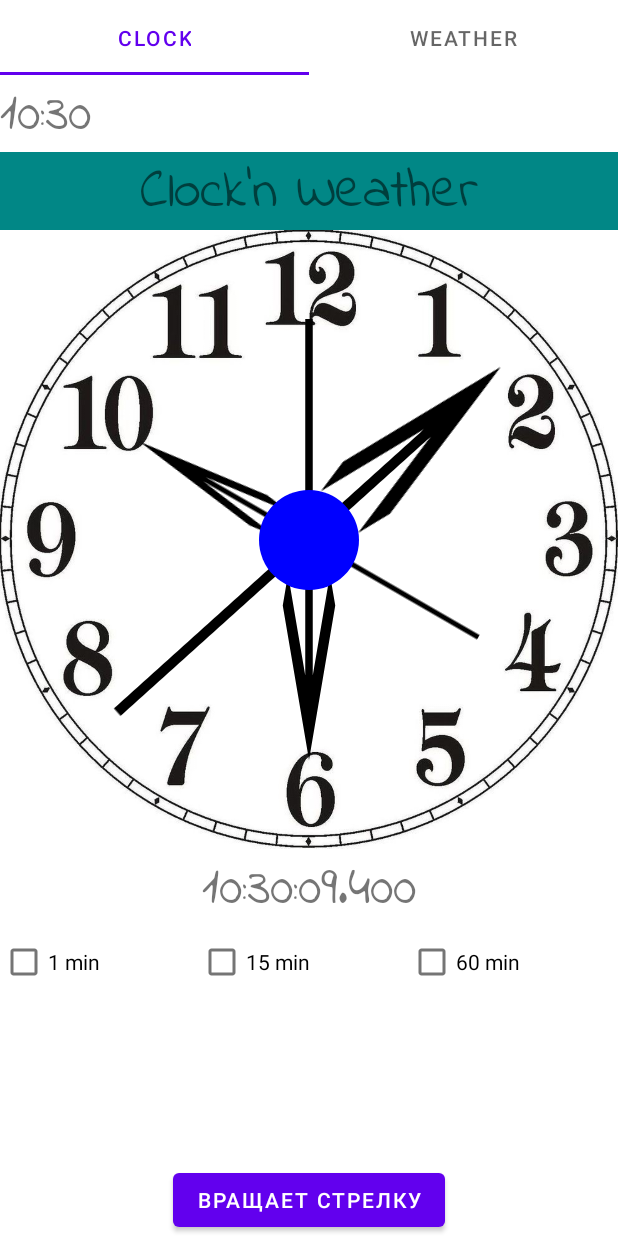
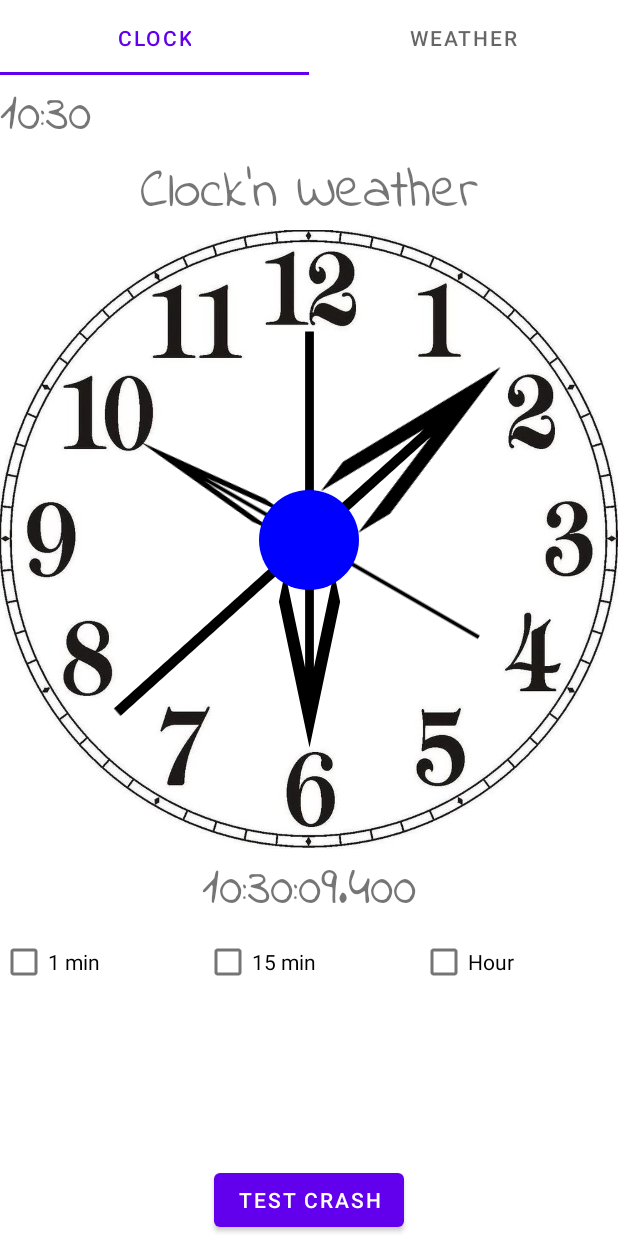
Before and after one commit to Desuzed/ClocknWeather, an Android app: the screen it shows after launch (MainActivity), on a phone screen of 412 x 824 dp. Run offline under Robolectric (Android 15) with nearby library versions, the phone set to English and light mode, and no system bars; our stand-ins replace RxJava.

Commit message:
Added Firebase crashlytics, view binding, sounds for media player and some code refactoring.

```diff
--- a/app/src/main/java/com/desuzed/clocknweather/ClockFragment.java
+++ b/app/src/main/java/com/desuzed/clocknweather/ClockFragment.java
@@ -1,6 +1,5 @@
 package com.desuzed.clocknweather;
 
-import android.media.MediaPlayer;
 import android.os.Bundle;
 import android.util.Log;
 import android.util.TypedValue;
@@ -18,6 +17,7 @@ import androidx.annotation.Nullable;
 import androidx.fragment.app.Fragment;
 import androidx.lifecycle.ViewModelProvider;
 
+import com.desuzed.clocknweather.databinding.FragmentClockBinding;
 import com.desuzed.clocknweather.mvvm.CheckBoxStates;
 import com.desuzed.clocknweather.mvvm.CheckBoxViewModel;
 import com.desuzed.clocknweather.util.ArrowImageView;
@@ -25,7 +25,7 @@ import com.desuzed.clocknweather.util.CheckBoxManager;
 import com.desuzed.clocknweather.util.ClockApp;
 import com.desuzed.clocknweather.util.MusicPlayer;
 
-import java.text.SimpleDateFormat;
+import java.util.Objects;
 import java.util.concurrent.TimeUnit;
 
 import io.reactivex.rxjava3.android.schedulers.AndroidSchedulers;
@@ -38,15 +38,14 @@ import io.reactivex.rxjava3.schedulers.Schedulers;
 public class ClockFragment extends Fragment {
     public static final String TAG = "ClockFragment";
     private ImageView watchesImage;
-    private ArrowImageView  arrowMinutes, arrowHours, arrowSeconds;
     private TextView tvTopClock, tvHeader, tvBottomClock;
-    private CheckBox checkBoxMin, checkBox15min, checkBoxHour;
     private Observable<Long> emitter;
     private Observer<Long> analogClockObserver, bottomClockObserver;
     private CheckBoxViewModel viewModel;
     private CheckBoxManager mCheckBoxManager;
     private ClockApp clock;
-    private MusicPlayer musicPlayer;
+    private FragmentClockBinding fragmentClockBinding;
+
 
     public static ClockFragment newInstance() {
 //        Bundle b = new Bundle();
@@ -60,21 +59,15 @@ public class ClockFragment extends Fragment {
     @Nullable
     @Override
     public View onCreateView(@NonNull LayoutInflater inflater, @Nullable ViewGroup container, @Nullable Bundle savedInstanceState) {
-        return inflater.inflate(R.layout.fragment_clock, container, false);
+        fragmentClockBinding = FragmentClockBinding.inflate(inflater, container, false);
+        return fragmentClockBinding.getRoot();
+  //      return inflater.inflate(R.layout.fragment_clock, container, false);
     }
 
     @Override
     public void onViewCreated(@NonNull View view, @Nullable Bundle savedInstanceState) {
         super.onViewCreated(view, savedInstanceState);
         init(view);
-        viewModel.getCheckBoxLiveData().observe(getViewLifecycleOwner(), new androidx.lifecycle.Observer<CheckBoxStates>() {
-            @Override
-            public void onChanged(CheckBoxStates checkBoxStates) {
-                mCheckBoxManager.updateStates(checkBoxStates);
-                Log.i(TAG, "onChanged: min " + checkBoxStates.getStateMinute() + "; 15 min " + checkBoxStates.getState15min() + "; 1 hour " + checkBoxStates.getStateHour());
-            }
-        });
-
         //Листенер получения размеров вьюх, чтобы изменить шрифт текста, ибо при попытке получения размеров в onViewCreated получаешь 0
         tvHeader.getViewTreeObserver().addOnGlobalLayoutListener(new ViewTreeObserver.OnGlobalLayoutListener() {
             @Override
@@ -84,9 +77,13 @@ public class ClockFragment extends Fragment {
                 tvHeader.setTextSize(TypedValue.COMPLEX_UNIT_PX, textSize);
                 tvBottomClock.setTextSize(TypedValue.COMPLEX_UNIT_PX, textSize);
                 tvTopClock.setTextSize(TypedValue.COMPLEX_UNIT_PX, textSize);
-                //  watchesImage.setMaxWidth(watchesImage.getHeight());
+                watchesImage.setMaxWidth(watchesImage.getHeight());
                 view.getViewTreeObserver().removeOnGlobalLayoutListener(this);
             }
+        });
+        viewModel.getCheckBoxLiveData().observe(getViewLifecycleOwner(), checkBoxStates -> {
+            mCheckBoxManager.updateStates(checkBoxStates);
+          //  Log.i(TAG, "onChanged: min " + checkBoxStates.getStateMinute() + "; 15 min " + checkBoxStates.getState15min() + "; 1 hour " + checkBoxStates.getStateHour());
         });
 
     }
@@ -112,7 +109,6 @@ public class ClockFragment extends Fragment {
         bottomClockObserver = new Observer<Long>() {
             @Override
             public void onSubscribe(@io.reactivex.rxjava3.annotations.NonNull Disposable d) {
-//                Log.i(TAG, "onSubscribe: " + Thread.currentThread().getName());
             }
 
             @Override
@@ -130,13 +126,9 @@ public class ClockFragment extends Fragment {
             }
         };
 
-
-        Predicate<Long> filterSeconds = new Predicate<Long>() {
-            @Override
-            public boolean test(Long aLong) throws Throwable {
-                // return aLong.toString().endsWith("0");
-                return aLong % 10 == 0;
-            }
+        Predicate<Long> filterSeconds = aLong -> {
+            // return aLong.toString().endsWith("0");
+            return aLong % 10 == 0;
         };
         analogClockObserver = new Observer<Long>() {
             @Override
@@ -146,7 +138,6 @@ public class ClockFragment extends Fragment {
 
             @Override
             public void onNext(@io.reactivex.rxjava3.annotations.NonNull Long aLong) {
-//                Log.i(TAG, "onNext: " + Thread.currentThread().getName());
                 tikTakAnalogClock();
             }
 
@@ -180,28 +171,26 @@ public class ClockFragment extends Fragment {
     }
 
     private void init(View view) {
-        tvHeader = view.findViewById(R.id.tvHeader);
-        watchesImage = view.findViewById(R.id.watchesImage);
-        tvTopClock = view.findViewById(R.id.tvTopClock);
+        tvHeader = fragmentClockBinding.tvHeader;
+        Button b = fragmentClockBinding.button;
+        b.setOnClickListener(view1 -> {
+            throw new RuntimeException("Test Crash");
+        });
+        watchesImage = fragmentClockBinding.watchesImage;
+        tvTopClock = fragmentClockBinding.tvTopClock;
+        tvBottomClock = fragmentClockBinding.tvBottomClock;
         tvBottomClock = view.findViewById(R.id.tvBottomClock);
-        arrowSeconds = view.findViewById(R.id.arrow_seconds);
-        arrowMinutes = view.findViewById(R.id.arrow_min);
-        arrowHours = view.findViewById(R.id.arrow_hours);
-        checkBoxMin = view.findViewById(R.id.checkbox1);
-        checkBox15min = view.findViewById(R.id.checkbox15);
-        checkBoxHour = view.findViewById(R.id.checkbox60);
-        viewModel = new ViewModelProvider(this, ViewModelProvider.AndroidViewModelFactory.getInstance(getActivity().getApplication())).get(CheckBoxViewModel.class);
+        ArrowImageView arrowSeconds = fragmentClockBinding.arrowSeconds;
+        ArrowImageView arrowMin = fragmentClockBinding.arrowMin;
+        ArrowImageView arrowHours = fragmentClockBinding.arrowHours;
+        CheckBox checkBoxMin = fragmentClockBinding.checkboxMin;
+        CheckBox checkBox15min = fragmentClockBinding.checkbox15min;
+        CheckBox checkBoxHour = fragmentClockBinding.checkboxHour;
+        viewModel = new ViewModelProvider(this, ViewModelProvider.AndroidViewModelFactory.getInstance(requireActivity().getApplication())).get(CheckBoxViewModel.class);
         mCheckBoxManager = new CheckBoxManager(checkBoxMin, checkBox15min, checkBoxHour);
         mCheckBoxManager.setOnCheckedChangeListeners(viewModel);
         emitter = Observable.interval(100, TimeUnit.MILLISECONDS);
-        musicPlayer = new MusicPlayer(mCheckBoxManager);
-        clock = new ClockApp(arrowSeconds, arrowMinutes, arrowHours, musicPlayer);
-
-        Button btn = view.findViewById(R.id.btn);
-        btn.setOnClickListener(new View.OnClickListener() {
-            @Override
-            public void onClick(View view) {
-            }
-        });
+        MusicPlayer musicPlayer = new MusicPlayer(mCheckBoxManager, getContext());
+        clock = new ClockApp(arrowSeconds, arrowMin, arrowHours, musicPlayer);
     }
 }
--- a/app/src/main/java/com/desuzed/clocknweather/MainActivity.java
+++ b/app/src/main/java/com/desuzed/clocknweather/MainActivity.java
@@ -8,6 +8,7 @@ import androidx.viewpager2.widget.ViewPager2;
 import android.os.Bundle;
 import android.view.View;
 
+import com.desuzed.clocknweather.databinding.ActivityMainBinding;
 import com.desuzed.clocknweather.util.PagerAdapter;
 import com.google.android.material.tabs.TabLayout;
 import com.google.android.material.tabs.TabLayoutMediator;
@@ -16,26 +17,17 @@ import java.util.ArrayList;
 import java.util.List;
 
 public class MainActivity extends AppCompatActivity {
-
     private ViewPager2 viewPager;
     private TabLayout tabLayout;
     private String [] tabNames;
+    private ActivityMainBinding amb;
 
     @Override
     protected void onCreate(Bundle savedInstanceState) {
         super.onCreate(savedInstanceState);
         bind();
         hideStatusBar();
-        tabNames  = new String[]{getResources().getString(R.string.clock), getResources().getString(R.string.weather)};
-        PagerAdapter adapter = new PagerAdapter(this, getFragmentsList());
-        viewPager.setAdapter(adapter);
-        new TabLayoutMediator(tabLayout, viewPager, new TabLayoutMediator.TabConfigurationStrategy() {
-            @Override
-            public void onConfigureTab(@NonNull TabLayout.Tab tab, int position) {
-                tab.setText(tabNames[position]);
-            }
-        }).attach();
-
+        initTabs();
     }
 
     private List<Fragment> getFragmentsList(){
@@ -48,9 +40,11 @@ public class MainActivity extends AppCompatActivity {
     }
 
     private void bind (){
-        setContentView(R.layout.activity_main);
-        viewPager = findViewById(R.id.viewPager);
-        tabLayout = findViewById(R.id.tabLayout);
+        amb = ActivityMainBinding.inflate(getLayoutInflater());
+        View view = amb.getRoot();
+        setContentView(view);
+        viewPager = amb.viewPager;
+        tabLayout = amb.tabLayout;
     }
 
     private void hideStatusBar() {
@@ -61,4 +55,12 @@ public class MainActivity extends AppCompatActivity {
 //        ActionBar actionBar = getActionBar();
 //        actionBar.hide();
     }
+
+    private void initTabs (){
+        tabNames  = new String[]{getResources().getString(R.string.clock), getResources().getString(R.string.weather)};
+        PagerAdapter adapter = new PagerAdapter(this, getFragmentsList());
+        viewPager.setAdapter(adapter);
+        new TabLayoutMediator(tabLayout, viewPager, (tab, position) -> tab.setText(tabNames[position])).attach();
+
+    }
 }
--- a/app/src/main/java/com/desuzed/clocknweather/mvvm/CheckBoxStates.java
+++ b/app/src/main/java/com/desuzed/clocknweather/mvvm/CheckBoxStates.java
@@ -14,11 +14,6 @@ public class CheckBoxStates {
         this.stateHour = stateHour;
     }
 
-    public void setStates (boolean stateMin, boolean state15Min, boolean stateHour){
-        this.stateMinute = stateMin;
-        this.state15min = state15Min;
-        this.stateHour = stateHour;
-    }
 
     public boolean getStateHour() {
         return stateHour;
@@ -44,7 +39,4 @@ public class CheckBoxStates {
         this.stateMinute = stateMinute;
     }
 
-    public static interface OnCheckBoxStateChanged {
-        void onStateChanged ();
-    }
 }
--- a/app/src/main/java/com/desuzed/clocknweather/mvvm/Repository.java
+++ b/app/src/main/java/com/desuzed/clocknweather/mvvm/Repository.java
@@ -12,7 +12,7 @@ public class Repository {
     public static final String STATE_HOUR = "STATE_HOUR";
     public static final String S_PREF_NAME = "SP";
     private MutableLiveData<CheckBoxStates> checkBoxLiveData;
-    private Application app;
+    private final Application app;
 
 
     public Repository(Application app) {
@@ -21,7 +21,7 @@ public class Repository {
 
     public LiveData<CheckBoxStates> getCheckBoxLiveData() {
         if (checkBoxLiveData == null) {
-            checkBoxLiveData = new MutableLiveData<CheckBoxStates>();
+            checkBoxLiveData = new MutableLiveData<>();
             boolean stateMin = app.getSharedPreferences(S_PREF_NAME, Context.MODE_PRIVATE).getBoolean(STATE_MIN, false);
             boolean state15Min = app.getSharedPreferences(S_PREF_NAME, Context.MODE_PRIVATE).getBoolean(STATE_15_MIN, false);
             boolean stateHour = app.getSharedPreferences(S_PREF_NAME, Context.MODE_PRIVATE).getBoolean(STATE_HOUR, false);
--- a/app/src/main/java/com/desuzed/clocknweather/util/CheckBoxManager.java
+++ b/app/src/main/java/com/desuzed/clocknweather/util/CheckBoxManager.java
@@ -9,7 +9,7 @@ import com.desuzed.clocknweather.mvvm.CheckBoxViewModel;
 
 public class CheckBoxManager {
     private CheckBoxStates mCheckBoxStates = new CheckBoxStates();
-    private CheckBox checkBoxMin, checkBox15min, checkBoxHour;
+    private final CheckBox checkBoxMin, checkBox15min, checkBoxHour;
 
     public CheckBoxManager(CheckBox checkBoxMin, CheckBox checkBox15min, CheckBox checkBoxHour) {
         this.checkBoxMin = checkBoxMin;
@@ -22,37 +22,22 @@ public class CheckBoxManager {
         checkBoxMin.setChecked(checkBoxStates.getStateMinute());
         checkBox15min.setChecked(checkBoxStates.getState15min());
         checkBoxHour.setChecked(checkBoxStates.getStateHour());
-
-       // mCheckBoxStates.setStates(checkBoxStates.getStateMinute(), checkBoxStates.getState15min(), checkBoxStates.getStateHour());
     }
 
     public void setOnCheckedChangeListeners (CheckBoxViewModel viewModel){
-        checkBoxMin.setOnCheckedChangeListener(new CompoundButton.OnCheckedChangeListener() {
-            @Override
-            public void onCheckedChanged(CompoundButton compoundButton, boolean b) {
+        checkBoxMin.setOnCheckedChangeListener((compoundButton, b) -> {
             mCheckBoxStates.setStateMinute(b);
             viewModel.setState(mCheckBoxStates);
-
-                Log.i("TAG", "onCheckedChanged: min:" + b);
-            }
         });
 
-        checkBox15min.setOnCheckedChangeListener(new CompoundButton.OnCheckedChangeListener() {
-            @Override
-            public void onCheckedChanged(CompoundButton compoundButton, boolean b) {
+        checkBox15min.setOnCheckedChangeListener((compoundButton, b) -> {
             mCheckBoxStates.setState15min(b);
             viewModel.setState(mCheckBoxStates);
-                Log.i("TAG", "onCheckedChanged: 15min:" + b);
-            }
         });
 
-        checkBoxHour.setOnCheckedChangeListener(new CompoundButton.OnCheckedChangeListener() {
-            @Override
-            public void onCheckedChanged(CompoundButton compoundButton, boolean b) {
+        checkBoxHour.setOnCheckedChangeListener((compoundButton, b) -> {
             mCheckBoxStates.setStateHour(b);
             viewModel.setState(mCheckBoxStates);
-                Log.i("TAG", "onCheckedChanged: hour:" + b);
-            }
         });
     }
 
--- a/app/src/main/java/com/desuzed/clocknweather/util/ClockApp.java
+++ b/app/src/main/java/com/desuzed/clocknweather/util/ClockApp.java
@@ -7,10 +7,10 @@ import java.util.GregorianCalendar;
 public class ClockApp implements ArrowImageView.OnRotationChangedListener {
     public static final int ARROW_MIN = 10;
     public static final int ARROW_HOUR = 20;
-    private ArrowImageView arrowSeconds, arrowMinutes, arrowHours;
-    private MusicPlayer musicPlayer;
-    private SimpleDateFormat sdfBottomClock = new SimpleDateFormat("hh:mm:ss.S");
-    private SimpleDateFormat sdfTopClock = new SimpleDateFormat("hh:mm");
+    private final ArrowImageView arrowMinutes, arrowHours, arrowSeconds;
+    private final MusicPlayer musicPlayer;
+    private final SimpleDateFormat sdfBottomClock = new SimpleDateFormat("hh:mm:ss.S");
+    private final SimpleDateFormat sdfTopClock = new SimpleDateFormat("hh:mm");
 
     public ClockApp(ArrowImageView arrowSeconds, ArrowImageView arrowMinutes, ArrowImageView arrowHours, MusicPlayer musicPlayer) {
         this.arrowSeconds = arrowSeconds;
@@ -27,8 +27,9 @@ public class ClockApp implements ArrowImageView.OnRotationChangedListener {
         int minute = calendar.get(Calendar.MINUTE);
         int seconds = calendar.get(Calendar.SECOND);
         arrowHours.setRotation(30 * hour, ARROW_HOUR);
+        arrowSeconds.setRotation(6 * seconds);
         arrowMinutes.setRotation(6 * minute, ARROW_MIN);
-        arrowSeconds.setRotation(6 * seconds);
+
     }
 
     private void setListeners() {
@@ -54,19 +55,21 @@ public class ClockApp implements ArrowImageView.OnRotationChangedListener {
     public String setTimeBottomClock() {
         return sdfBottomClock.format(System.currentTimeMillis());
     }
-//TODO Срабатывает и часовая и минутная музыка
+
     @Override
     public void rotationChanged(float rotation, int arrowIndex) {
         switch (arrowIndex){
             case ARROW_HOUR:
-                musicPlayer.playMusic(MusicPlayer.MUSIC_HOUR, true);
+                musicPlayer.playHourMusic();
                 break;
             case ARROW_MIN:
-                if (rotation == 90 || rotation == 180 || rotation == 270) {
-                    musicPlayer.playMusic(MusicPlayer.MUSIC_15_MIN, false);
+                if (rotation == 90 || rotation == 180 || rotation == 270  || rotation == 0) {
+                    musicPlayer.play15MinMusic();
                 } else {
-                    musicPlayer.playMusic(MusicPlayer.MUSIC_MIN, false);
+                    musicPlayer.playMinMusic();
                 }
+                MusicPlayer.ONLY_HOUR_MUSIC=false;
+                break;
         }
     }
 }
--- a/app/src/main/java/com/desuzed/clocknweather/util/MusicPlayer.java
+++ b/app/src/main/java/com/desuzed/clocknweather/util/MusicPlayer.java
@@ -1,27 +1,44 @@
 package com.desuzed.clocknweather.util;
 
+import android.content.Context;
+import android.media.MediaPlayer;
 import android.util.Log;
 
+import com.desuzed.clocknweather.R;
+
 public class MusicPlayer {
-    private CheckBoxManager checkBoxManager;
-    public static final int MUSIC_MIN = 1;
-    public static final int MUSIC_15_MIN = 2;
-    public static final int MUSIC_HOUR = 3;
+    private final CheckBoxManager checkBoxManager;
+    public static boolean ONLY_HOUR_MUSIC = false;
+    private final Context context;
 
-    public MusicPlayer(CheckBoxManager checkBoxManager) {
+    public MusicPlayer(CheckBoxManager checkBoxManager, Context context) {
         this.checkBoxManager = checkBoxManager;
+        this.context = context;
     }
 
-    public void playMusic(int musicState, boolean onlyHourMusic){
-        if (musicState==MUSIC_HOUR && checkBoxManager.getCheckBoxStates().getStateHour() && onlyHourMusic){
-            Log.i("MusicPlayer", "playHOURMusic: ");
-        }else if (musicState==MUSIC_15_MIN && checkBoxManager.getCheckBoxStates().getState15min() ){
-            Log.i("MusicPlayer", "play15MinMusic: ");
-        }else if (musicState==MUSIC_MIN && checkBoxManager.getCheckBoxStates().getStateMinute()){
+    public void playMinMusic() {
+        if (checkBoxManager.getCheckBoxStates().getStateMinute() && !ONLY_HOUR_MUSIC) {
+            MediaPlayer mpMin = MediaPlayer.create(context, R.raw.woody);
+            mpMin.start();
             Log.i("MusicPlayer", "playMinMusic: ");
         }
-//        if (checkBoxManager.getCheckBoxStates().getStateMinute()){
-//
-//        }
+    }
+
+    public void playHourMusic() {
+        if (checkBoxManager.getCheckBoxStates().getStateHour()) {
+            ONLY_HOUR_MUSIC = true;
+            MediaPlayer mpHour = MediaPlayer.create(context, R.raw.sound2);
+            mpHour.start();
+            Log.i("MusicPlayer", "playHOURMusic: ");
+        }
+
+    }
+
+    public void play15MinMusic() {
+        if (checkBoxManager.getCheckBoxStates().getState15min() && !ONLY_HOUR_MUSIC) {
+            MediaPlayer mp15min = MediaPlayer.create(context, R.raw.icq);
+            mp15min.start();
+            Log.i("MusicPlayer", "play15MinMusic: ");
+        }
     }
 }
--- a/app/src/main/java/com/desuzed/clocknweather/util/PagerAdapter.java
+++ b/app/src/main/java/com/desuzed/clocknweather/util/PagerAdapter.java
@@ -10,7 +10,7 @@ import java.util.ArrayList;
 import java.util.List;
 
 public class PagerAdapter extends FragmentStateAdapter {
-    private List<Fragment> fragments;
+    private final List<Fragment> fragments;
 
     public PagerAdapter(@NonNull FragmentActivity fragmentActivity, List<Fragment> fragments) {
         super(fragmentActivity);
--- a/app/src/main/res/layout/fragment_clock.xml
+++ b/app/src/main/res/layout/fragment_clock.xml
@@ -5,13 +5,12 @@
     android:layout_width="match_parent"
     android:layout_height="match_parent">
 
-
     <TextView
         android:id="@+id/tvTopClock"
         android:layout_width="match_parent"
         android:layout_height="0dp"
         android:fontFamily="@font/indie_flower_regular"
-        android:text="Top Clock"
+        android:text="@string/top_clock"
         app:layout_constraintBottom_toTopOf="@id/tvHeader"
         app:layout_constraintEnd_toEndOf="parent"
         app:layout_constraintStart_toStartOf="parent"
@@ -22,7 +21,6 @@
         android:id="@+id/tvHeader"
         android:layout_width="match_parent"
         android:layout_height="0dp"
-        android:background="@color/teal_700"
         android:fontFamily="@font/indie_flower_regular"
         android:text="@string/app_name"
         android:textAlignment="center"
@@ -42,14 +40,15 @@
         app:layout_constraintTop_toBottomOf="@+id/tvHeader"
         app:layout_constraintVertical_weight="8"
         app:srcCompat="@drawable/watches3"
-        tools:ignore="MissingConstraints" />
+        tools:ignore="MissingConstraints"
+        android:contentDescription="@string/watches" />
 
     <TextView
         android:id="@+id/tvBottomClock"
         android:layout_width="match_parent"
         android:layout_height="0dp"
         android:fontFamily="@font/indie_flower_regular"
-        android:text="Bottom Clock"
+        android:text="@string/bottom_clock"
         android:textAlignment="center"
         app:layout_constraintBottom_toTopOf="@+id/linearCheckbox"
         app:layout_constraintTop_toBottomOf="@+id/watchesImage"
@@ -69,37 +68,27 @@
         app:layout_constraintVertical_weight="4">
 
         <CheckBox
-            android:id="@+id/checkbox1"
+            android:id="@+id/checkboxMin"
             android:layout_width="wrap_content"
             android:layout_height="wrap_content"
             android:layout_weight="1"
-            android:text="1 min" />
+            android:text="@string/one_min" />
 
         <CheckBox
-            android:id="@+id/checkbox15"
+            android:id="@+id/checkbox15min"
             android:layout_width="wrap_content"
             android:layout_height="wrap_content"
             android:layout_weight="1"
-            android:text="15 min" />
+            android:text="@string/fifteen_min" />
 
         <CheckBox
-            android:id="@+id/checkbox60"
+            android:id="@+id/checkboxHour"
             android:layout_width="wrap_content"
             android:layout_height="wrap_content"
             android:layout_weight="1"
-            android:text="60 min" />
+            android:text="@string/hour" />
 
     </LinearLayout>
-
-    <Button
-        android:id="@+id/btn"
-        android:layout_width="wrap_content"
-        android:layout_height="wrap_content"
-        android:text="Вращает стрелку"
-        app:layout_constraintBottom_toBottomOf="parent"
-        app:layout_constraintEnd_toEndOf="parent"
-        app:layout_constraintStart_toStartOf="parent"
-        tools:ignore="MissingConstraints" />
 
     <com.desuzed.clocknweather.util.ArrowImageView
         android:id="@+id/arrow_seconds"
@@ -116,10 +105,10 @@
 
     <com.desuzed.clocknweather.util.ArrowImageView
         android:id="@+id/arrow_min"
-        android:layout_width="60dp"
+        android:layout_width="70dp"
         android:layout_height="0dp"
-        android:layout_marginTop="30dp"
-        android:layout_marginBottom="30dp"
+        android:layout_marginTop="40dp"
+        android:layout_marginBottom="40dp"
         android:scaleType="fitXY"
         android:src="@drawable/arrow_north"
         app:layout_constraintBottom_toBottomOf="@+id/watchesImage"
@@ -131,7 +120,7 @@
 
     <com.desuzed.clocknweather.util.ArrowImageView
         android:id="@+id/arrow_hours"
-        android:layout_width="40dp"
+        android:layout_width="30dp"
         android:layout_height="0dp"
         android:layout_marginTop="50dp"
         android:layout_marginBottom="50dp"
@@ -154,4 +143,14 @@
         app:layout_constraintTop_toTopOf="@+id/watchesImage"
         tools:ignore="MissingConstraints" />
 
+    <Button
+        android:id="@+id/button"
+        android:layout_width="wrap_content"
+        android:layout_height="wrap_content"
+        android:text="@string/test_crash"
+        app:layout_constraintBottom_toBottomOf="parent"
+        app:layout_constraintEnd_toEndOf="parent"
+        app:layout_constraintStart_toStartOf="parent"
+        tools:ignore="MissingConstraints" />
+
 </androidx.constraintlayout.widget.ConstraintLayout>
--- a/app/src/main/res/values/strings.xml
+++ b/app/src/main/res/values/strings.xml
@@ -2,4 +2,11 @@
     <string name="app_name">Clock\'n Weather</string>
     <string name="clock">Clock</string>
     <string name="weather">Weather</string>
+    <string name="top_clock">Top Clock</string>
+    <string name="bottom_clock">Bottom Clock</string>
+    <string name="one_min">1 min</string>
+    <string name="fifteen_min">15 min</string>
+    <string name="hour">Hour</string>
+    <string name="watches">watches</string>
+    <string name="test_crash">test crash</string>
 </resources>
--- a/build.gradle
+++ b/build.gradle
@@ -5,10 +5,10 @@ buildscript {
         jcenter()
     }
     dependencies {
-        classpath "com.android.tools.build:gradle:4.1.3"
+        classpath 'com.android.tools.build:gradle:4.2.1'
+        classpath 'com.google.gms:google-services:4.3.8'
+        classpath 'com.google.firebase:firebase-crashlytics-gradle:2.7.0'
 
-        // NOTE: Do not place your application dependencies here; they belong
-        // in the individual module build.gradle files
     }
 }
 
```
Also changed, not shown: app/build.gradle (+11 -3 lines), gradle/wrapper/gradle-wrapper.properties, 5 other files. Lines whose indentation alone changed are shown as unchanged.
